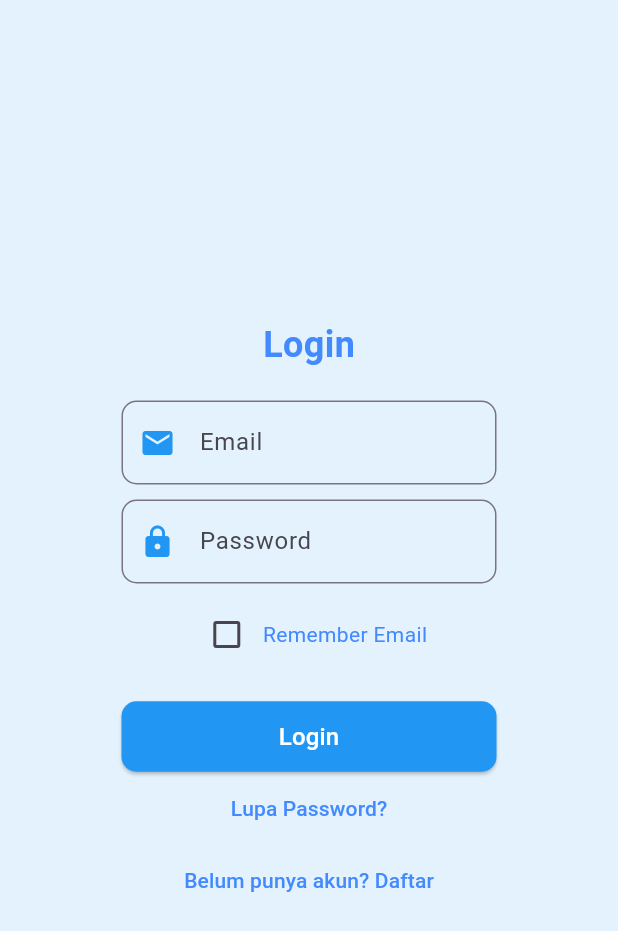
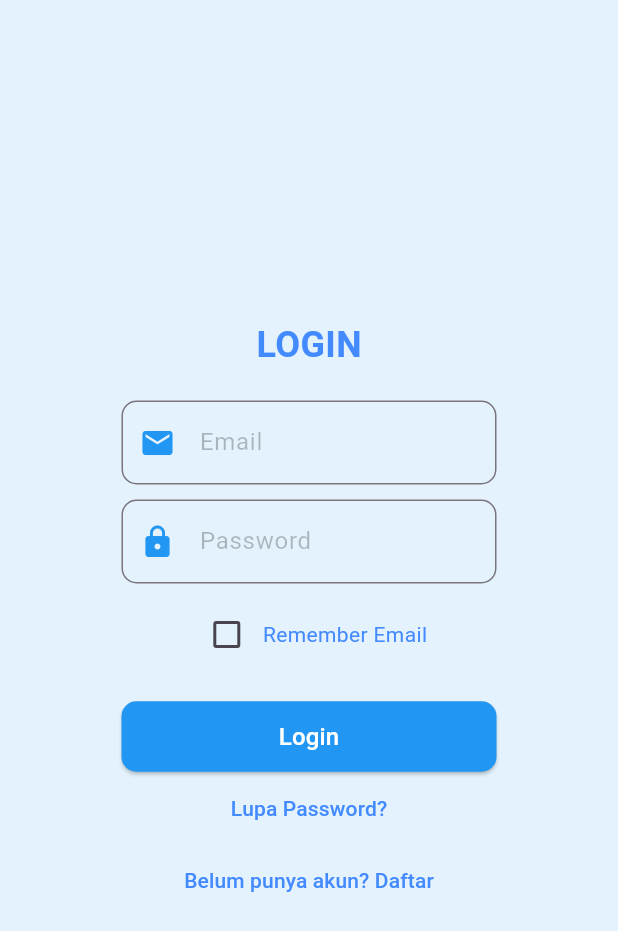
Before and after one commit to IT-BSGI/Flutter-CounterSystem, a Flutter app: the screen it shows after launch, on a phone screen of 412 x 824 dp. Shown: the top 931 px of the screen. Run offline on Flutter 3.47's test engine with Material 3 defaults, Android fonts, the phone set to English and light mode, and no system bars; our stand-ins replace cloud_firestore, firebase_auth, firebase_core, flutter_riverpod, shared_preferences; missing offline and left inert: pluto_grid; accounts and stored records are empty.

Commit message:
25/03/16 - login screen

```diff
--- a/lib/main.dart
+++ b/lib/main.dart
@@ -38,12 +38,12 @@ class AuthWrapper extends StatelessWidget {
       stream: FirebaseAuth.instance.authStateChanges(),
       builder: (context, snapshot) {
         if (snapshot.connectionState == ConnectionState.waiting) {
-          return const Scaffold(
+          return Scaffold(
             body: Center(child: CircularProgressIndicator()),
           );
         } else if (snapshot.hasError) {
-          return const Scaffold(
-            body: Center(child: Text("Terjadi kesalahan. Silakan coba lagi!")),
+          return Scaffold(
+            body: Center(child: Text("Error: ${snapshot.error}")),
           );
         }
         return snapshot.hasData ? DashboardPanel() : LoginScreen();
--- a/lib/views/login_screen.dart
+++ b/lib/views/login_screen.dart
@@ -1,7 +1,7 @@
 import 'package:flutter/material.dart';
 import 'package:firebase_auth/firebase_auth.dart';
 import 'package:shared_preferences/shared_preferences.dart';
-import 'dashboard.dart';
+// import 'dashboard.dart';
 
 class LoginScreen extends StatefulWidget {
   @override
@@ -42,6 +42,23 @@ class _LoginScreenState extends State<LoginScreen> {
     }
   }
 
+  InputDecoration buildInputDecoration(String label, IconData icon) {
+    return InputDecoration(
+      labelText: label,
+      prefixIcon: Icon(icon, color: Colors.blue),
+      border: OutlineInputBorder(
+        borderRadius: BorderRadius.circular(10),
+        borderSide: const BorderSide(color: Colors.blue),
+      ),
+      focusedBorder: OutlineInputBorder(
+        borderRadius: BorderRadius.circular(10),
+        borderSide: const BorderSide(color: Colors.blueAccent),
+      ),
+      labelStyle: TextStyle(color: Colors.black26),
+      floatingLabelStyle: TextStyle(color: Colors.blueAccent),
+    );
+  }
+
   Future<void> login() async {
     if (!_formKey.currentState!.validate()) return;
 
@@ -74,10 +91,10 @@ class _LoginScreenState extends State<LoginScreen> {
   @override
   Widget build(BuildContext context) {
     return Scaffold(
-    backgroundColor: Colors.blue[50], // Warna background soft biru
+      backgroundColor: Colors.blue[50], // Latar belakang biru muda
       body: Center(
-      child: Padding(
-        padding: const EdgeInsets.all(20.0),
+        child: SingleChildScrollView(
+          padding: const EdgeInsets.symmetric(horizontal: 20),
           child: Form(
             key: _formKey,
             child: Column(
@@ -85,31 +102,21 @@ Widget build(BuildContext context) {
               mainAxisAlignment: MainAxisAlignment.center,
               children: [
                 const Text(
-                "Login",
+                  "LOGIN",
                   style: TextStyle(
                     fontSize: 24,
                     fontWeight: FontWeight.bold,
-                  color: Colors.blueAccent, // Warna teks judul
+                    color: Colors.blueAccent,
                   ),
                 ),
-              const SizedBox(height: 20), // Jarak ke form
+                const SizedBox(height: 20),
 
+                // Email Input
                 SizedBox(
                   width: 250,
                   child: TextFormField(
                     controller: emailController,
-                  decoration: InputDecoration(
-                    labelText: "Email",
-                    prefixIcon: const Icon(Icons.email, color: Colors.blue),
-                    border: OutlineInputBorder(
-                      borderRadius: BorderRadius.circular(10),
-                      borderSide: const BorderSide(color: Colors.blue),
-                    ),
-                    focusedBorder: OutlineInputBorder(
-                      borderRadius: BorderRadius.circular(10),
-                      borderSide: const BorderSide(color: Colors.blueAccent),
-                    ),
-                  ),
+                    decoration: buildInputDecoration("Email", Icons.email),
                     keyboardType: TextInputType.emailAddress,
                     validator: (value) =>
                         value!.isEmpty ? "Masukkan email!" : null,
@@ -117,29 +124,22 @@ Widget build(BuildContext context) {
                 ),
                 const SizedBox(height: 10),
 
+                // Password Input
                 SizedBox(
                   width: 250,
                   child: TextFormField(
                     controller: passwordController,
-                  decoration: InputDecoration(
-                    labelText: "Password",
-                    prefixIcon: const Icon(Icons.lock, color: Colors.blue),
-                    border: OutlineInputBorder(
-                      borderRadius: BorderRadius.circular(10),
-                      borderSide: const BorderSide(color: Colors.blue),
-                    ),
-                    focusedBorder: OutlineInputBorder(
-                      borderRadius: BorderRadius.circular(10),
-                      borderSide: const BorderSide(color: Colors.blueAccent),
-                    ),
-                  ),
+                    decoration: buildInputDecoration("Password", Icons.lock),
                     obscureText: true,
                     validator: (value) =>
                         value!.isEmpty ? "Masukkan password!" : null,
+                    textInputAction: TextInputAction.done, // Menampilkan tombol "Done" di keyboard
+                    onFieldSubmitted: (value) => login(), // Menjalankan login saat Enter ditekan
                   ),
                 ),
                 const SizedBox(height: 10),
 
+                // Remember Me Checkbox
                 Row(
                   mainAxisAlignment: MainAxisAlignment.center,
                   children: [
@@ -147,9 +147,7 @@ Widget build(BuildContext context) {
                       value: rememberEmail,
                       activeColor: Colors.blueAccent,
                       onChanged: (value) {
-                      setState(() {
-                        rememberEmail = value!;
-                      });
+                        setState(() => rememberEmail = value!);
                       },
                     ),
                     const Text(
@@ -160,6 +158,7 @@ Widget build(BuildContext context) {
                 ),
                 const SizedBox(height: 20),
 
+                // Login Button
                 isLoading
                     ? const CircularProgressIndicator()
                     : SizedBox(
@@ -167,7 +166,7 @@ Widget build(BuildContext context) {
                         child: ElevatedButton(
                           onPressed: login,
                           style: ElevatedButton.styleFrom(
-                          backgroundColor: Colors.blue, // Warna tombol
+                            backgroundColor: Colors.blue,
                             padding: const EdgeInsets.symmetric(vertical: 12),
                             shape: RoundedRectangleBorder(
                               borderRadius: BorderRadius.circular(10),
@@ -180,15 +179,16 @@ Widget build(BuildContext context) {
                         ),
                       ),
 
+                // Forgot Password & Register
                 TextButton(
-                onPressed: () {}, // Tambahkan fungsi reset password
+                  onPressed: () {},
                   child: const Text(
                     "Lupa Password?",
                     style: TextStyle(color: Colors.blueAccent),
                   ),
                 ),
                 TextButton(
-                onPressed: () {}, // Tambahkan navigasi ke halaman register
+                  onPressed: () {},
                   child: const Text(
                     "Belum punya akun? Daftar",
                     style: TextStyle(color: Colors.blueAccent),
```
Lines whose indentation alone changed are shown as unchanged.
